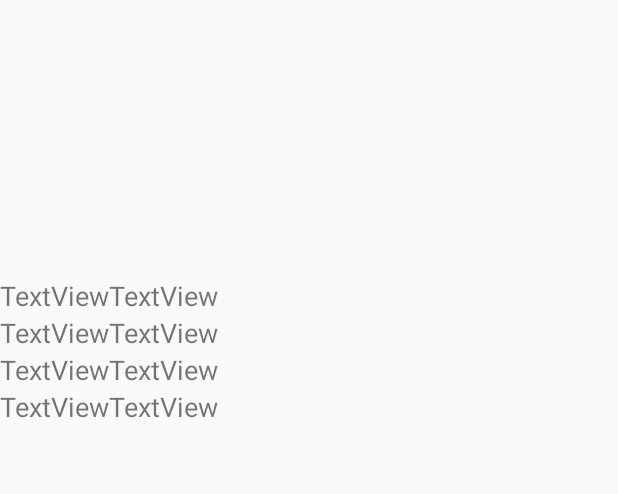
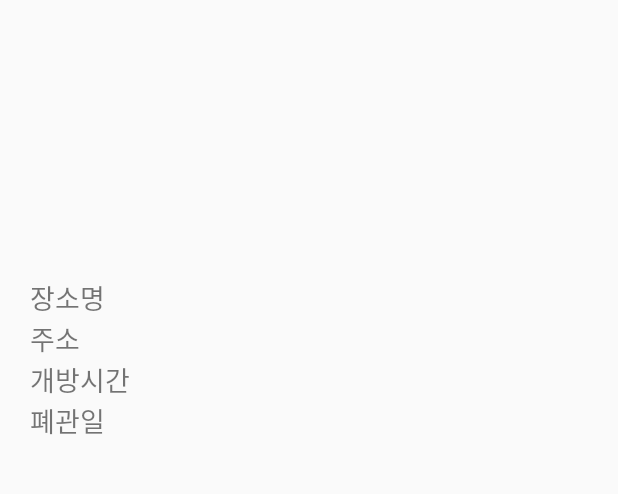
Before and after one commit to bluems/eodiya, an Android app: the DetailMapActivity screen opened directly, with no data from a screen before it, on a phone screen of 412 x 824 dp, the part 83-577 px from its top. Run offline under Robolectric (Android 15) with nearby library versions, the phone set to English and light mode, and no system bars; 3 statements that could not run were skipped.

Commit message:
DetailMap 뷰 사이즈 조정 및 id값 변경

```diff
--- a/app/src/main/res/layout/activity_detail_map.xml
+++ b/app/src/main/res/layout/activity_detail_map.xml
@@ -1,6 +1,5 @@
 <?xml version="1.0" encoding="utf-8"?>
 <LinearLayout xmlns:android="http://schemas.android.com/apk/res/android"
-    xmlns:app="http://schemas.android.com/apk/res-auto"
     xmlns:tools="http://schemas.android.com/tools"
     android:layout_width="match_parent"
     android:layout_height="match_parent"
@@ -21,85 +20,87 @@
         <TableLayout
             android:id="@+id/detailDescTable"
             android:layout_width="match_parent"
-            android:layout_height="wrap_content">
+            android:layout_height="wrap_content"
+            android:layout_marginLeft="20dp"
+            android:layout_marginRight="20dp">
 
             <TableRow
-                android:id="@+id/detailTitle"
+                android:id="@+id/detailName"
                 android:layout_width="match_parent"
-                android:layout_height="match_parent" >
+                android:layout_height="match_parent">
 
                 <TextView
                     android:id="@+id/textView3"
-                    android:layout_width="wrap_content"
+                    android:layout_width="80dp"
                     android:layout_height="wrap_content"
-                    android:text="TextView"
+                    android:text="@string/detailTvNameLabel"
                     android:textSize="18sp" />
 
                 <TextView
-                    android:id="@+id/detailTitleValue"
+                    android:id="@+id/detailNameValue"
                     android:layout_width="wrap_content"
                     android:layout_height="wrap_content"
-                    android:text="TextView"
+                    android:text=""
                     android:textSize="18sp" />
             </TableRow>
 
             <TableRow
-                android:id="@+id/detaileAddress"
+                android:id="@+id/detailAddress"
                 android:layout_width="match_parent"
                 android:layout_height="match_parent">
 
                 <TextView
                     android:id="@+id/textView5"
-                    android:layout_width="wrap_content"
+                    android:layout_width="80dp"
                     android:layout_height="wrap_content"
-                    android:text="TextView"
+                    android:text="@string/detailTvAddressLabel"
                     android:textSize="18sp" />
 
                 <TextView
                     android:id="@+id/detailAddressValue"
                     android:layout_width="wrap_content"
                     android:layout_height="wrap_content"
-                    android:text="TextView"
+                    android:text=""
                     android:textSize="18sp" />
             </TableRow>
 
             <TableRow
                 android:id="@+id/detailOpenTime"
                 android:layout_width="match_parent"
-                android:layout_height="match_parent" >
+                android:layout_height="match_parent">
 
                 <TextView
                     android:id="@+id/textView7"
-                    android:layout_width="wrap_content"
+                    android:layout_width="80dp"
                     android:layout_height="wrap_content"
-                    android:text="TextView"
+                    android:text="@string/detailTvTimeLabel"
                     android:textSize="18sp" />
 
                 <TextView
                     android:id="@+id/detailOpenTimeValue"
                     android:layout_width="wrap_content"
                     android:layout_height="wrap_content"
-                    android:text="TextView"
+                    android:text=""
                     android:textSize="18sp" />
             </TableRow>
 
             <TableRow
                 android:id="@+id/detailClosed"
                 android:layout_width="match_parent"
-                android:layout_height="match_parent" >
+                android:layout_height="match_parent">
 
                 <TextView
                     android:id="@+id/textView9"
-                    android:layout_width="wrap_content"
+                    android:layout_width="80dp"
                     android:layout_height="wrap_content"
-                    android:text="TextView"
+                    android:text="@string/detailTvClosedLabel"
                     android:textSize="18sp" />
 
                 <TextView
                     android:id="@+id/detailClosedValue"
                     android:layout_width="wrap_content"
                     android:layout_height="wrap_content"
-                    android:text="TextView"
+                    android:text=""
                     android:textSize="18sp" />
             </TableRow>
 
--- a/app/src/main/res/values/strings.xml
+++ b/app/src/main/res/values/strings.xml
@@ -5,7 +5,7 @@
     <string name="id">아이디</string>
     <string name="password">패스워드</string>
     <string name="loginButton">로그인</string>
-    <string name="detailTvTitleLabel">장소명</string>
+    <string name="detailTvNameLabel">장소명</string>
     <string name="detailTvAddressLabel">주소</string>
     <string name="detailTvTimeLabel">개방시간</string>
     <string name="detailTvClosedLabel">폐관일</string>
```
